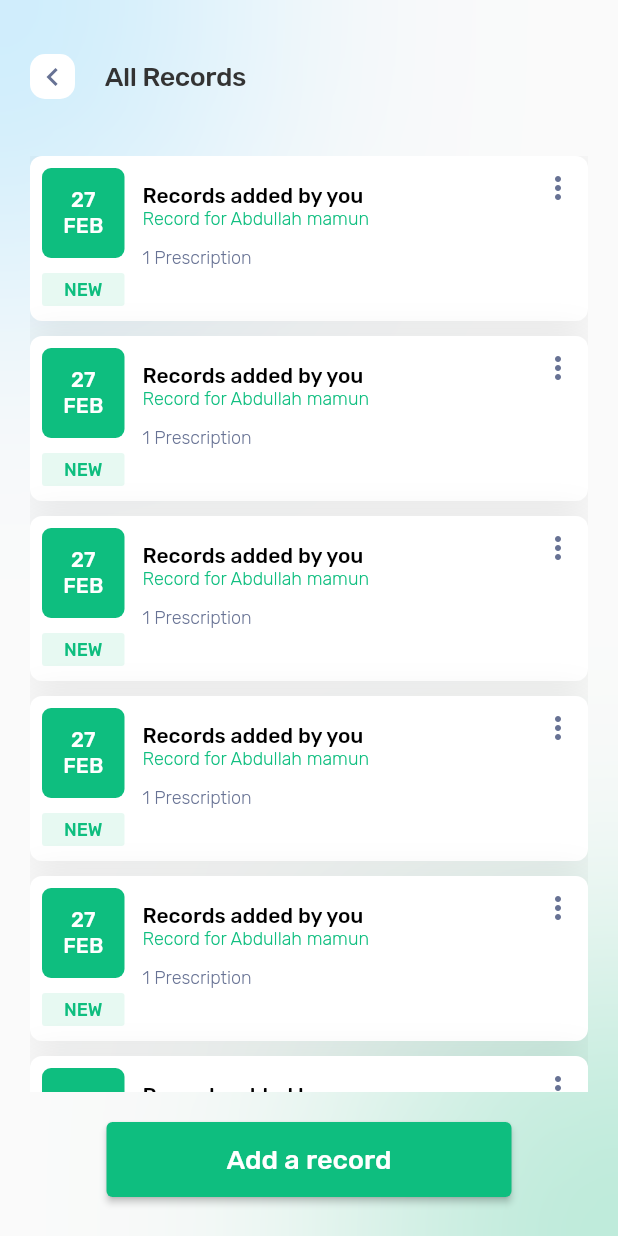
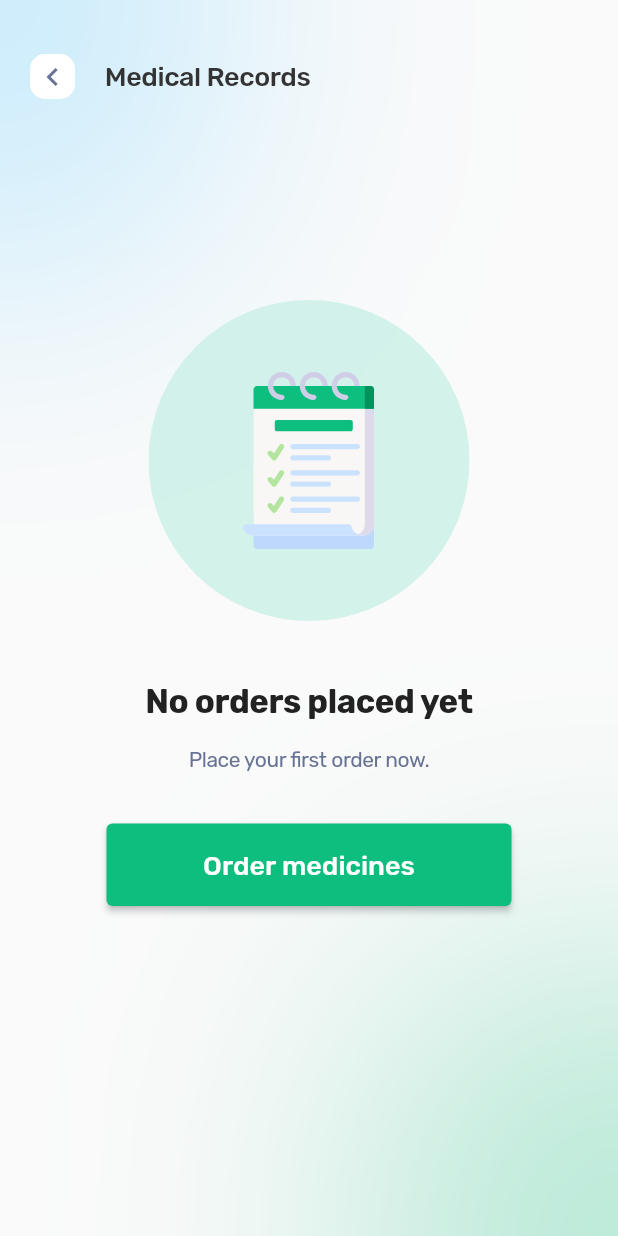
Before and after one commit to MutasemKhatab/Flutter, a Flutter app: the screen it shows after launch, on a phone screen of 412 x 824 dp. Run offline on Flutter 3.47's test engine with Material 2 defaults, Android fonts, the phone set to English and light mode, and no system bars; our stand-ins replace flutter_svg, google_fonts.

Commit message:
adding meddicine orders widget

```diff
--- a/doctor/lib/main.dart
+++ b/doctor/lib/main.dart
@@ -8,6 +8,7 @@
 import 'package:doctor/login.dart';
 import 'package:doctor/main_page.dart';
 import 'package:doctor/medical_records.dart';
+import 'package:doctor/medicine_orders.dart';
 import 'package:doctor/my_doctors.dart';
 import 'package:doctor/popular_doctors.dart';
 import 'package:doctor/signup.dart';
@@ -20,4 +21,4 @@
 //TODO  add fontfamily rubik add indexd package
 //overflow when use sized container
 
-void main() => runApp(MaterialApp(home: AllRecords()));
+void main() => runApp(MaterialApp(home: MedicineOrders()));
--- /dev/null
+++ b/doctor/lib/medicine_orders.dart
@@ -0,0 +1,135 @@
+import 'dart:ui';
+
+import 'package:flutter/material.dart';
+import 'package:flutter_svg/svg.dart';
+
+class MedicineOrders extends StatelessWidget {
+  const MedicineOrders({Key? key}) : super(key: key);
+
+  @override
+  Widget build(BuildContext context) {
+    return Scaffold(
+      body: Stack(
+        children: [
+          Positioned(
+            left: -72,
+            top: -32,
+            child: Container(
+              width: 216,
+              height: 216,
+              decoration: const ShapeDecoration(
+                color: Color.fromARGB(90, 96, 205, 255),
+                shape: OvalBorder(),
+              ),
+            ),
+          ),
+          Positioned(
+            right: -48,
+            bottom: -33,
+            child: Container(
+              width: 216,
+              height: 216,
+              decoration: const ShapeDecoration(
+                color: Color(0x4C0EBE7E),
+                shape: OvalBorder(),
+              ),
+            ),
+          ),
+          BackdropFilter(
+            filter: ImageFilter.blur(sigmaX: 100, sigmaY: 100),
+            child: Container(
+              color: Colors.transparent,
+            ),
+          ),
+          SizedBox(
+            width: MediaQuery.of(context).size.width,
+            height: MediaQuery.of(context).size.height,
+            child: Column(
+              children: [
+                Padding(
+                  padding: const EdgeInsets.fromLTRB(20, 36, 0, 34),
+                  child: Row(
+                    children: [
+                      Container(
+                        width: 30,
+                        height: 30,
+                        margin: const EdgeInsets.fromLTRB(0, 0, 20, 0),
+                        decoration: ShapeDecoration(
+                            color: const Color.fromARGB(255, 255, 255, 255),
+                            shape: RoundedRectangleBorder(
+                                borderRadius: BorderRadius.circular(10))),
+                        child: const Icon(
+                          Icons.chevron_left_sharp,
+                          color: Color.fromARGB(255, 103, 114, 148),
+                        ),
+                      ),
+                      const Text(
+                        'Medical Records',
+                        style: TextStyle(
+                          color: Color(0xFF333333),
+                          fontSize: 18,
+                          fontFamily: 'Rubik',
+                          fontWeight: FontWeight.w500,
+                          letterSpacing: -0.30,
+                        ),
+                      ),
+                    ],
+                  ),
+                ),
+                Container(
+                  margin: const EdgeInsets.fromLTRB(0, 100, 0, 40),
+                  width: 214,
+                  height: 214,
+                  child: SvgPicture.asset("assets/images/medicine.svg"),
+                ),
+                const Text(
+                  'No orders placed yet',
+                  textAlign: TextAlign.center,
+                  style: TextStyle(
+                    color: Color(0xFF222222),
+                    fontSize: 22,
+                    fontFamily: 'Rubik',
+                    fontWeight: FontWeight.w700,
+                    letterSpacing: -0.30,
+                  ),
+                ),
+                const SizedBox(
+                  height: 13,
+                ),
+                const Text(
+                  'Place your first order now.',
+                  textAlign: TextAlign.center,
+                  style: TextStyle(
+                    color: Color(0xFF677294),
+                    fontSize: 14,
+                    fontFamily: 'Rubik',
+                    fontWeight: FontWeight.w400,
+                    height: 1.66,
+                    letterSpacing: -0.30,
+                  ),
+                ),
+                const SizedBox(
+                  height: 33,
+                ),
+                ElevatedButton(
+                    style: ElevatedButton.styleFrom(
+                        fixedSize: const Size(270, 55),
+                        backgroundColor: const Color(0xFF0EBE7F)),
+                    onPressed: () {},
+                    child: const Text(
+                      'Order medicines',
+                      style: TextStyle(
+                        color: Colors.white,
+                        fontSize: 18,
+                        fontFamily: 'Rubik',
+                        fontWeight: FontWeight.w500,
+                      ),
+                    ))
+              ],
+            ),
+          ),
+        ],
+      ),
+    );
+  }
+}
--- a/doctor/pubspec.yaml
+++ b/doctor/pubspec.yaml
@@ -75,6 +75,7 @@
   - assets/images/Google.svg
   - assets/images/Facebook.svg
   - assets/images/medical_record.svg
+  - assets/images/medicine.svg
   - assets/images/star.svg
   - assets/images/popular_doctors.jpg
   - assets/images/featuerd_doctor.jpg
```
Also changed, not shown: doctor/assets/images/medicine.svg (added).
